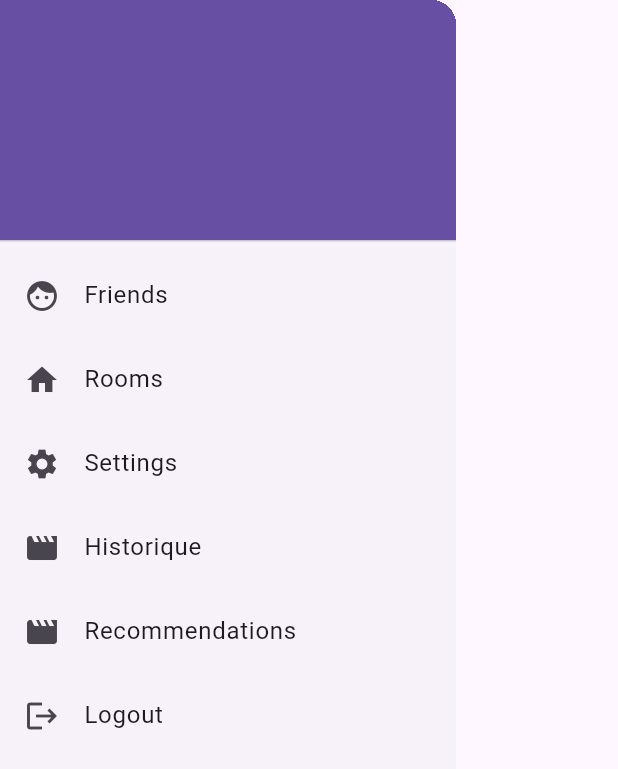
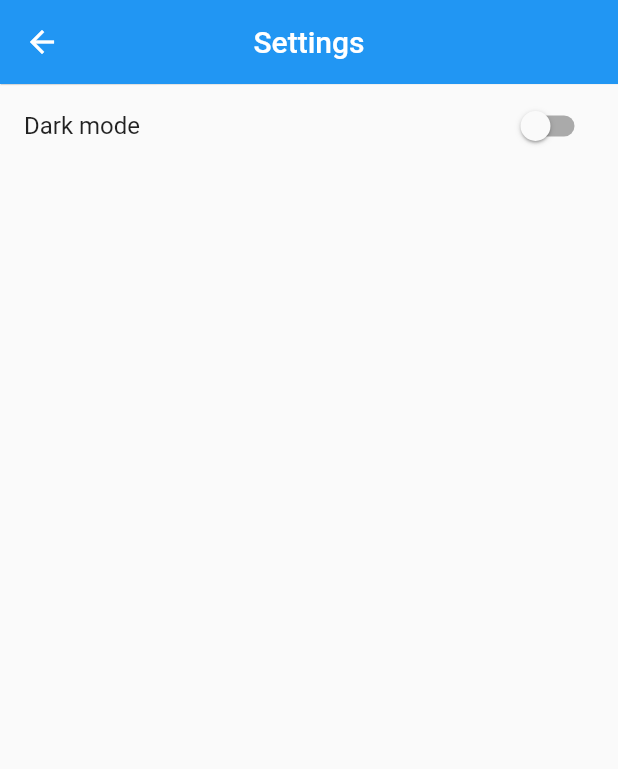
Before and after one commit to Droefheid/NightSolver, a Flutter app: the NavBar widget shown alone on an empty page, opened directly, after a tap on "Settings", on a phone screen of 412 x 824 dp. Shown: the top 769 px of the screen. Run offline on Flutter 3.47's test engine with Material 2 defaults, Android fonts, the phone set to English and light mode, and no system bars; our stand-ins replace cloud_firestore, firebase_auth, firebase_core, flutter_settings_screens, fluttertoast; accounts and stored records are empty; network calls fail.

Commit message:
unsuccesfull dynamic changes

```diff
--- a/lib/main.dart
+++ b/lib/main.dart
@@ -1,34 +1,51 @@
 import 'package:flutter/material.dart';
+import 'package:flutter_settings_screens/flutter_settings_screens.dart';
 import 'package:night_solver/auth/main_screen.dart';
 import 'package:firebase_core/firebase_core.dart';
+import 'package:night_solver/theme/theme.dart';
+import 'package:night_solver/theme/theme_manager.dart';
 
 void main() async {
   WidgetsFlutterBinding.ensureInitialized();
   await Firebase.initializeApp();
-
-  runApp(const MyApp());
+  //await Settings.init(cacheProvider: SharePreferenceCache());
+  runApp(MyApp());
 }
 
-class MyApp extends StatelessWidget {
-  const MyApp({super.key});
+ThemeManager _themeManager = ThemeManager();
 
+class MyApp extends StatefulWidget {
+  @override
+  _MyAppState createState() => _MyAppState();
+}
+
+class _MyAppState extends State<MyApp> {
+  @override
+  void dispose() {
+    _themeManager.removeListener(themeListener);
+    super.dispose();
+  }
+
+  @override
+  void initState() {
+    _themeManager.addListener(themeListener);
+    super.initState();
+  }
+
+  themeListener() {
+    if(mounted){
+      setState(() {
+
+      });
+    }
+  }
   // This widget is the root of your application.
   @override
   Widget build(BuildContext context) {
     return MaterialApp(
       title: 'Night Solver',
-      theme: ThemeData(
-        // This is the theme of your application.
-        //
-        // Try running your application with "flutter run". You'll see the
-        // application has a blue toolbar. Then, without quitting the app, try
-        // changing the primarySwatch below to Colors.green and then invoke
-        // "hot reload" (press "r" in the console where you ran "flutter run",
-        // or simply save your changes to "hot reload" in a Flutter IDE).
-        // Notice that the counter didn't reset back to zero; the application
-        // is not restarted.
-        useMaterial3: true,
-      ),
+      theme: lightTheme,
+      darkTheme: darkTheme,
       home: MainScreen(),
     );
   }
--- a/lib/screens/NavBar.dart
+++ b/lib/screens/NavBar.dart
@@ -1,6 +1,7 @@
 import 'package:firebase_auth/firebase_auth.dart';
 import 'package:flutter/material.dart';
 import 'package:night_solver/screens/preference_page.dart';
+import 'package:night_solver/screens/settings_screen.dart';
 import 'movie_list.dart';
 import 'recommendation_movie_list.dart';
 import 'salons.dart';
@@ -34,7 +35,7 @@ class NavBar extends StatelessWidget{
           ListTile(
             leading: Icon(Icons.settings),
             title: Text('Settings'),
-            onTap: () => null,
+            onTap: () => Navigator.of(context).push(MaterialPageRoute(builder: (_) => SettingsScreen())),
           ),
           ListTile(
             leading: Icon(Icons.movie),
--- a/lib/screens/friends_screen.dart
+++ b/lib/screens/friends_screen.dart
@@ -125,7 +125,6 @@ class _FriendsState extends State<Friends> {
         appBar: AppBar(
           elevation: 0.3,
           centerTitle: true,
-          backgroundColor: Colors.white,
           leading: IconButton(
             icon: Icon(Icons.arrow_back),
             color: mainColor,
--- a/lib/screens/home_screen.dart
+++ b/lib/screens/home_screen.dart
@@ -58,8 +58,6 @@ class _HomeScreenState extends State<HomeScreen> {
       //backgroundColor: Colors.black,
         drawer: NavBar(),
         appBar: AppBar(
-          backgroundColor: Colors.white,
-          foregroundColor: Colors.black,
           title: Center(
             child: customSearchBar,
           ),
@@ -72,15 +70,12 @@ class _HomeScreenState extends State<HomeScreen> {
                     customSearchBar = ListTile(
                       leading: Icon(
                         Icons.search,
-                        color: Colors.black,
                         size: 28,
                       ),
                       title: TextField(
-                        style: TextStyle(color: Colors.black),
                         decoration: InputDecoration(
                           hintText: 'Type in movie name...',
                           hintStyle: TextStyle(
-                            color: Colors.black,
                             fontSize: 18,
                             fontStyle: FontStyle.italic,
                           ),
--- /dev/null
+++ b/lib/screens/settings_screen.dart
@@ -0,0 +1,42 @@
+import 'package:flutter/cupertino.dart';
+import 'package:flutter/material.dart';
+import 'package:flutter_settings_screens/flutter_settings_screens.dart';
+import 'package:night_solver/theme/theme_manager.dart';
+
+import 'home_screen.dart';
+
+class SettingsScreen extends StatefulWidget{
+  @override
+  _SettingsState createState() => _SettingsState();
+}
+
+ThemeManager _themeManager = ThemeManager();
+
+class _SettingsState extends State<SettingsScreen> {
+  static const bool _isDark = false;
+
+
+  @override
+  Widget build(BuildContext context) {
+    return Scaffold(
+      appBar: AppBar(
+        elevation: 0.3,
+        centerTitle: true,
+        leading: IconButton(
+            icon: Icon(Icons.arrow_back),
+            onPressed: () => Navigator.of(context).push(MaterialPageRoute(builder: (_) => HomeScreen()))
+        ),
+        title: Text('Settings'),
+      ),
+      body: SwitchListTile(
+        title: Text("Dark mode"),
+        value: _themeManager.themeMode == ThemeMode.dark,
+        onChanged: (newValue) {
+          print("press");
+          _themeManager.toggleTheme(newValue);
+        },
+      ),
+
+    );
+  }
+}
--- /dev/null
+++ b/lib/theme/theme.dart
@@ -0,0 +1,10 @@
+import 'package:flutter/material.dart';
+
+ThemeData lightTheme = ThemeData(
+    brightness: Brightness.light,
+    primaryColor: const Color(0xffe12b2b)
+);
+
+ThemeData darkTheme = ThemeData(
+    brightness: Brightness.dark
+);
--- a/pubspec.yaml
+++ b/pubspec.yaml
@@ -40,6 +40,7 @@ dependencies:
   firebase_core: ^2.7.1
   cloud_firestore: ^4.4.4
   fluttertoast: ^8.2.1
+  flutter_settings_screens: ^0.3.3-null-safety+2
 
 
 dev_dependencies:
```
Also changed, not shown: lib/theme/theme_manager.dart (added, +14 -0 lines), pubspec.lock, 1 other file.
